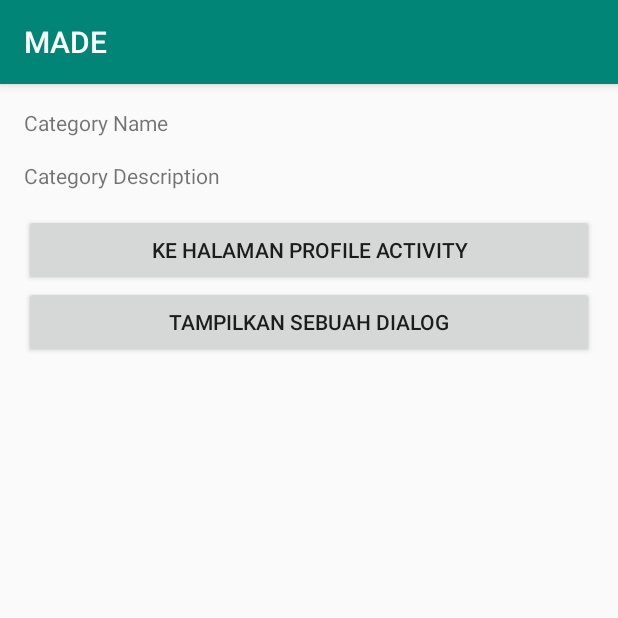
After one commit to baguskto/MADE-DICODING, an Android app: the fragment DetailCategoryFragment placed in its activity, on a phone screen of 412 x 824 dp, the top half of it. The commit adds this screen. Run offline under Robolectric (Android 15) with nearby library versions, the phone set to English and light mode, and no system bars.

Commit message:
fragment detail category

```diff
--- /dev/null
+++ b/app/src/main/java/com/example/made/Fragment/DetailCategoryFragment.kt
@@ -0,0 +1,79 @@
+package com.example.made.Fragment
+
+
+import android.os.Bundle
+import androidx.fragment.app.Fragment
+import android.view.LayoutInflater
+import android.view.View
+import android.view.ViewGroup
+import android.widget.Button
+import android.widget.TextView
+
+import com.example.made.R
+import kotlinx.android.synthetic.main.fragment_detail_category.*
+
+class DetailCategoryFragment : Fragment(), View.OnClickListener {
+
+    var description : String? = null
+
+    companion object{
+        var EXTRA_NAME = "extra_name"
+        var EXTRA_DESCRIPTION = "extra_description"
+    }
+
+    lateinit var tvCategoryName: TextView
+    lateinit var  tvCategoryDescription: TextView
+    lateinit var btnProfile : Button
+    lateinit var  btnShowDialog : Button
+
+    override fun onCreateView(
+        inflater: LayoutInflater, container: ViewGroup?,
+        savedInstanceState: Bundle?
+    ): View? {
+        // Inflate the layout for this fragment
+        return inflater.inflate(R.layout.fragment_detail_category, container, false)
+    }
+
+    override fun onViewCreated(view: View, savedInstanceState: Bundle?) {
+        super.onViewCreated(view, savedInstanceState)
+        tvCategoryName = view.findViewById(R.id.tv_category_name)
+        tvCategoryDescription = view.findViewById(R.id.tv_category_decription)
+
+        btnProfile = view.findViewById(R.id.btn_profile)
+        btnProfile.setOnClickListener(this)
+
+        btnShowDialog = view.findViewById(R.id.btn_show_dialog)
+        btnShowDialog.setOnClickListener(this)
+    }
+
+    override fun onActivityCreated(savedInstanceState: Bundle?) {
+        super.onActivityCreated(savedInstanceState)
+
+        if (savedInstanceState != null) {
+            val descFromBundle = savedInstanceState.getString(EXTRA_DESCRIPTION)
+            description = descFromBundle
+        }
+
+        if (arguments != null){
+            val categoryName = arguments?.getString(EXTRA_NAME)
+            tv_category_name.text = categoryName
+            tv_category_decription.text = description
+        }
+    }
+
+    override fun onClick(v: View) {
+        when (v.id){
+            R.id.btn_profile -> {
+
+            }
+
+            R.id.btn_show_dialog -> {
+
+            }
+
+        }
+
+    }
+
+
+}
--- a/app/src/main/res/layout/fragment_category.xml
+++ b/app/src/main/res/layout/fragment_category.xml
@@ -9,7 +9,7 @@
 
     <TextView
         android:layout_width="match_parent"
-        android:layout_height="match_parent"
+        android:layout_height="wrap_content"
         android:layout_marginBottom="16dp"
         android:text="@string/this_category" />
 
--- /dev/null
+++ b/app/src/main/res/layout/fragment_detail_category.xml
@@ -0,0 +1,38 @@
+<?xml version="1.0" encoding="utf-8"?>
+<LinearLayout  xmlns:android="http://schemas.android.com/apk/res/android"
+    xmlns:tools="http://schemas.android.com/tools"
+    android:layout_width="match_parent"
+    android:layout_height="match_parent"
+    android:orientation="vertical"
+    android:padding="16dp"
+    tools:context=".Fragment.DetailCategoryFragment">
+
+    <TextView
+        android:id="@+id/tv_category_name"
+        android:layout_width="match_parent"
+        android:layout_height="wrap_content"
+        android:layout_marginBottom="16dp"
+        android:text="@string/category_name" />
+
+    <TextView
+        android:id="@+id/tv_category_decription"
+        android:layout_width="match_parent"
+        android:layout_height="wrap_content"
+        android:layout_marginBottom="16dp"
+        android:text="@string/category_description" />
+
+
+    <Button
+        android:id="@+id/btn_profile"
+        android:layout_width="match_parent"
+        android:layout_height="wrap_content"
+        android:text="@string/to_profile"/>
+
+    <Button
+        android:id="@+id/btn_show_dialog"
+        android:layout_width="match_parent"
+        android:layout_height="wrap_content"
+        android:text="@string/show_dialog"/>
+
+
+</LinearLayout>
```
Also changed, not shown: app/src/main/java/com/example/made/Fragment/CategoryFragment.kt (+22 -0 lines).
